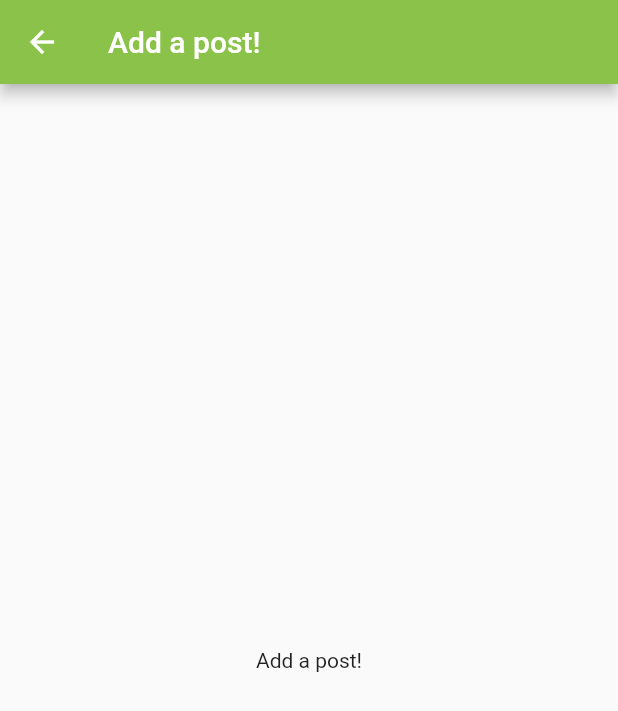
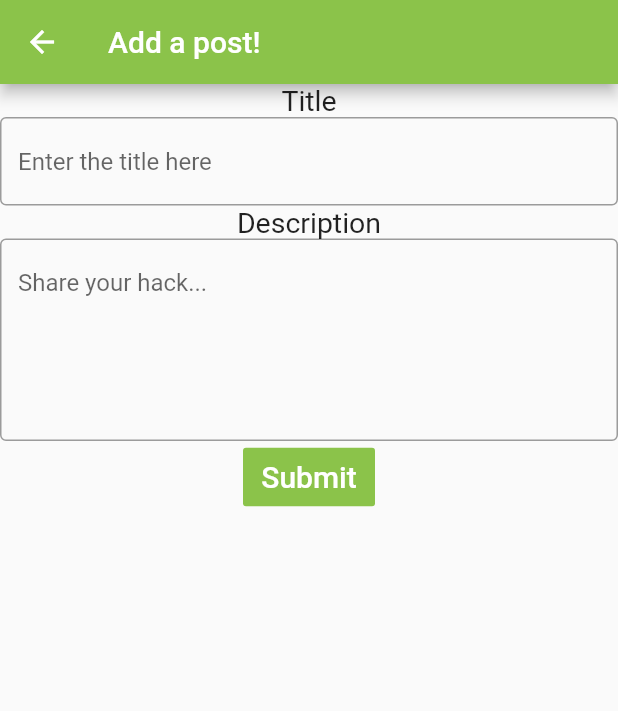
Before and after one commit to radiantly/HackyBirthdayMLH, a Flutter app: the screen it shows after launch, after a tap on the "add" icon, on a phone screen of 412 x 824 dp. Shown: the top 711 px of the screen. Run offline on Flutter 3.47's test engine with Material 2 defaults, Android fonts, the phone set to English and light mode, and no system bars; our stand-ins replace google_maps_flutter.

Commit message:
Added textboxes to Sharepost screen.

```diff
--- a/lib/main.dart
+++ b/lib/main.dart
@@ -55,7 +55,47 @@ class SharePostButton extends StatelessWidget {
               title: Text("Add a post!"),
               backgroundColor: Colors.lightGreen,
             ),
-            body: Center(child: Text("Add a post!")));
+            body: Column(
+              children: <Widget>[
+                Text(
+                  'Title',
+                  style: TextStyle(fontSize: 19),
+                  textAlign: TextAlign.left,
+                ),
+                TextField(
+                  decoration: InputDecoration(
+                      border: OutlineInputBorder(),
+                      hintText: 'Enter the title here'),
+                ),
+                Text(
+                  'Description',
+                  style: TextStyle(fontSize: 19),
+                  textAlign: TextAlign.left,
+                ),
+                TextField(
+                  minLines: 5,
+                  maxLines: 10,
+                  decoration: InputDecoration(
+                      border: OutlineInputBorder(),
+                      hintText: 'Share your hack...'),
+                ),
+                FlatButton(
+                  color: Colors.lightGreen,
+                  textColor: Colors.white,
+                  disabledColor: Colors.grey,
+                  disabledTextColor: Colors.black,
+                  padding: EdgeInsets.all(8.0),
+                  splashColor: Colors.lightGreenAccent,
+                  onPressed: () {
+                    /*...*/
+                  },
+                  child: Text(
+                    "Submit",
+                    style: TextStyle(fontSize: 20.0),
+                  ),
+                )
+              ],
+            ));
       }));
     }
 
```
Also changed, not shown: 3 other files.
